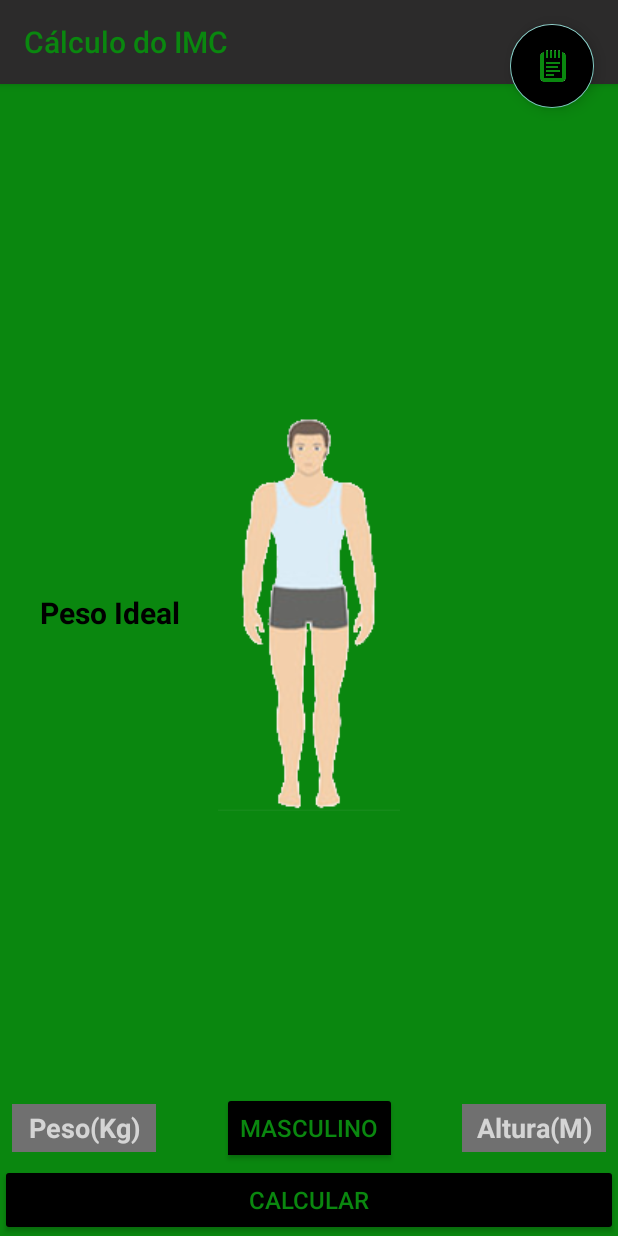
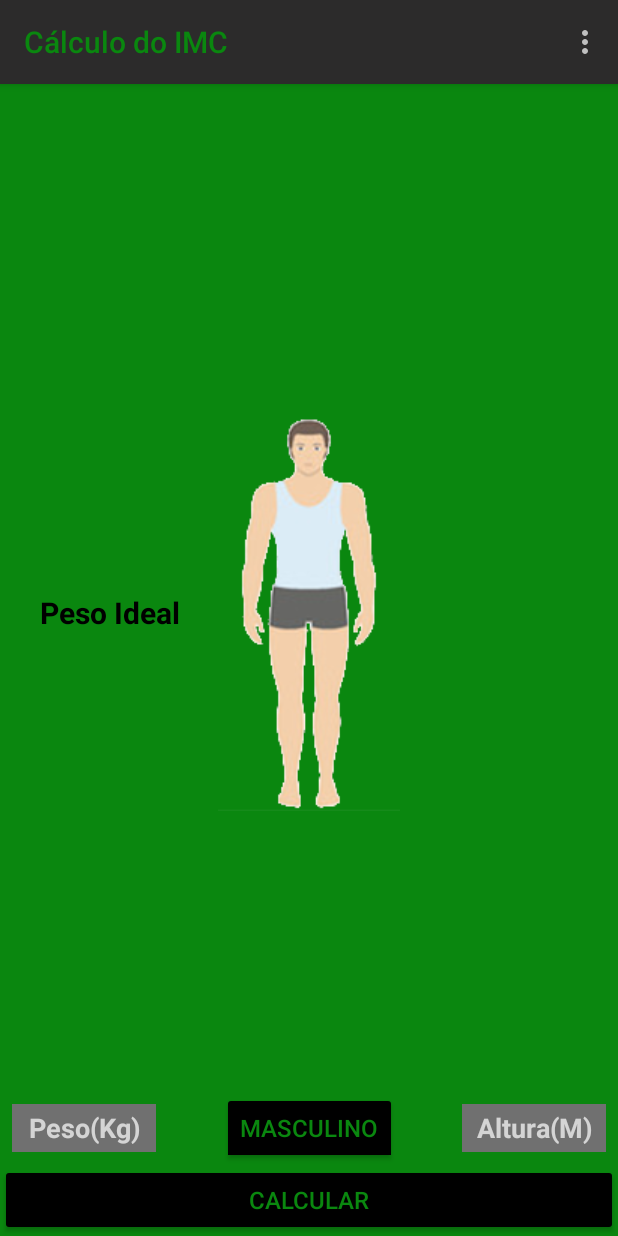
Before and after one commit to brsan7/IMC_kotlin_OLD, an Android app: the screen it shows after launch (MainActivity), after a tap on "CALCULAR", on a phone screen of 412 x 824 dp. Run offline under Robolectric (Android 15) with nearby library versions, the phone set to English and light mode, and no system bars; 3 other taps on this screen came first.

Commit message:
adicionado menu e a persistência do último registro no SharedPreferences

```diff
--- a/IMC/app/build.gradle
+++ b/IMC/app/build.gradle
@@ -40,6 +40,7 @@ dependencies {
     implementation 'androidx.appcompat:appcompat:1.2.0'
     implementation 'com.google.android.material:material:1.3.0'
     implementation 'androidx.constraintlayout:constraintlayout:2.0.4'
+    implementation 'com.google.code.gson:gson:2.8.6'
     testImplementation 'junit:junit:4.+'
     androidTestImplementation 'androidx.test.ext:junit:1.1.2'
     androidTestImplementation 'androidx.test.espresso:espresso-core:3.3.0'
--- a/IMC/app/src/main/AndroidManifest.xml
+++ b/IMC/app/src/main/AndroidManifest.xml
@@ -10,8 +10,6 @@
         android:roundIcon="@drawable/logo_imc"
         android:supportsRtl="true"
         android:theme="@style/Theme.Design.NoActionBar">
-        <activity android:name=".HistoricoEditActivity"></activity>
-        <activity android:name=".HistoricoActivity" />
         <activity android:name=".MainActivity">
             <intent-filter>
                 <action android:name="android.intent.action.MAIN" />
@@ -19,6 +17,9 @@
                 <category android:name="android.intent.category.LAUNCHER" />
             </intent-filter>
         </activity>
+        <activity android:name=".HistoricoActivity" />
+        <activity android:name=".HistoricoEditActivity" />
+
     </application>
 
 </manifest>
--- a/IMC/app/src/main/java/com/brsan7/imc/HistoricoEditActivity.kt
+++ b/IMC/app/src/main/java/com/brsan7/imc/HistoricoEditActivity.kt
@@ -31,7 +31,7 @@ class HistoricoEditActivity : BaseActivity() {
         pbHistoricoEdit.visibility = View.VISIBLE
         Thread(Runnable {
             Thread.sleep(500)//retorno visual de acesso e alteração no Banco de Dados
-            var lista = HistoricoApplication.instance.helperDB?.buscarRegistros("$idHistorico",true) ?: return@Runnable
+            var lista = HistoricoApplication.instance.helperDB?.buscarRegistros("$idHistorico",false) ?: return@Runnable
             var itemHist = lista.getOrNull(0) ?: return@Runnable
             runOnUiThread {
                 tvDataEdit.setText(itemHist.data)
--- a/IMC/app/src/main/java/com/brsan7/imc/MainActivity.kt
+++ b/IMC/app/src/main/java/com/brsan7/imc/MainActivity.kt
@@ -1,13 +1,21 @@
 package com.brsan7.imc
 
+import android.content.Context
 import android.content.Intent
+import android.content.SharedPreferences
 import android.os.Bundle
+import android.view.Menu
+import android.view.MenuInflater
+import android.view.MenuItem
 import android.view.View
 import android.widget.Toast
+import androidx.core.content.edit
 import com.brsan7.imc.R.layout
 import com.brsan7.imc.R.string
 import com.brsan7.imc.application.HistoricoApplication
 import com.brsan7.imc.model.HistoricoVO
+import com.google.gson.Gson
+import com.google.gson.reflect.TypeToken
 import kotlinx.android.synthetic.main.activity_main.*
 import java.text.DecimalFormat
 import java.text.SimpleDateFormat
@@ -21,15 +29,57 @@ class MainActivity : BaseActivity() {
         setupToolBar(toolBar, getString(string.mainTitulo), false)
         setListeners()
         setUltimoRegistro()
+
+    }
+
+    override fun onCreateOptionsMenu(menu: Menu?): Boolean {
+        val inflater: MenuInflater = menuInflater
+        inflater.inflate(R.menu.menu_main, menu)
+        return true
+    }
+
+    override fun onOptionsItemSelected(item: MenuItem): Boolean {
+        return when (item.itemId){
+            R.id.menuHistorico ->{
+                val intent = Intent(this, HistoricoActivity::class.java)
+                startActivity(intent)
+                true
+            }
+            else -> super.onOptionsItemSelected(item)
+        }
+    }
+    private fun fetchtUltimoRegistro(ultimoReg: HistoricoVO){
+        getInstanceSharedPreferences().edit(){
+            putString("ultimoReg",Gson().toJson(ultimoReg))
+        }
+    }
+
+    private fun getInstanceSharedPreferences() : SharedPreferences{
+        return getSharedPreferences("com.brsan7.imc.ULTIMO_REGISTRO", Context.MODE_PRIVATE)
+    }
+
+    private fun getSharedUltimoRegistro() : HistoricoVO{
+        val defHist = HistoricoVO(
+                        id = 0,
+                        data = "",
+                        peso = "",
+                        altura = "",
+                        genero = "Masculino",
+                        observacao = ""
+                )
+
+        val ultimoItemRegGson = getInstanceSharedPreferences().getString("ultimoReg",Gson().toJson(defHist))
+        val convTipo = object : TypeToken<HistoricoVO>(){}.type
+        return Gson().fromJson(ultimoItemRegGson,convTipo)
     }
 
     private fun setUltimoRegistro(){
-        var lista = HistoricoApplication.instance.helperDB?.buscarRegistros("", false)
-        var itemHist = lista?.let { lista.getOrNull(it.lastIndex) } ?: return
-        etPeso.setText(itemHist.peso)
-        etAltura.setText(itemHist.altura)
-        seletorGen.setText(itemHist.genero)
-        selecionaGenero()
+        val ultimoItemReg:HistoricoVO = getSharedUltimoRegistro()
+        etPeso.setText(ultimoItemReg.peso)
+        etAltura.setText(ultimoItemReg.altura)
+        if(ultimoItemReg.genero=="Feminino") {
+            seletorGen.performClick()
+        }
     }
 
     private fun setListeners(){
@@ -39,7 +89,6 @@ class MainActivity : BaseActivity() {
         seletorGen.setOnClickListener {
             selecionaGenero()
         }
-        fab.setOnClickListener { onClickAdd() }
     }
 
     private fun selecionaGenero(){
@@ -50,15 +99,10 @@ class MainActivity : BaseActivity() {
         resultadoTv.text = ""
     }
 
-    private fun onClickAdd(){
-        val intent = Intent(this, HistoricoActivity::class.java)
-        startActivity(intent)
-    }
-
     private fun calcularImc(pesoIn: String, alturaIn: String){
-        var peso = pesoIn.toFloatOrNull()
-        var altura = alturaIn.toFloatOrNull()
-        var formatar = DecimalFormat("0.##")
+        val peso = pesoIn.toFloatOrNull()
+        val altura = alturaIn.toFloatOrNull()
+        val formatar = DecimalFormat("0.##")
 
         if (peso!=null && altura!=null) {
             val imc = peso / (altura * altura)
@@ -120,12 +164,9 @@ class MainActivity : BaseActivity() {
                     else{imagemResult.setImageResource(R.drawable.m5)}
                 }
             }
-        }
-        else{
-            Toast.makeText(this, getString(string.msgToast), Toast.LENGTH_SHORT).show()}
 
             val date = Calendar.getInstance().time
-        var dateTimeFormat = SimpleDateFormat("d/M/yyyy_HH:mm:ss", Locale.getDefault())
+            val dateTimeFormat = SimpleDateFormat("d/M/yyyy_HH:mm:ss", Locale.getDefault())
             val itemHist = HistoricoVO(
                     data = dateTimeFormat.format(date),
                     peso = pesoIn,
@@ -141,5 +182,9 @@ class MainActivity : BaseActivity() {
                     pbMain.visibility = View.GONE
                 }
             }).start()
+            fetchtUltimoRegistro(itemHist)
+        }
+        else{
+            Toast.makeText(this, getString(string.msgToast), Toast.LENGTH_SHORT).show()}
     }
 }
--- a/IMC/app/src/main/java/com/brsan7/imc/helper/HelperDB.kt
+++ b/IMC/app/src/main/java/com/brsan7/imc/helper/HelperDB.kt
@@ -51,9 +51,9 @@ class HelperDB (
         var lista = mutableListOf<HistoricoVO>()
         val sql:String
         if(isBuscaPorData){
-            sql = "SELECT * FROM $TABLE_NAME"
+            sql = "SELECT * FROM $TABLE_NAME WHERE $COLUMNS_DATA LIKE '%$busca%'"
         }else{
-            sql = "SELECT * FROM $TABLE_NAME WHERE $COLUMNS_DATA LIKE '%$busca%'"
+            sql = "SELECT * FROM $TABLE_NAME WHERE $COLUMNS_ID LIKE '%$busca%'"
         }
         var cursor = db.rawQuery(sql, arrayOf())
         if (cursor == null){
--- a/IMC/app/src/main/res/layout/activity_main.xml
+++ b/IMC/app/src/main/res/layout/activity_main.xml
@@ -22,18 +22,6 @@
             android:layout_height="wrap_content"
             app:layout_constraintStart_toStartOf="parent"
             app:layout_constraintTop_toTopOf="parent"/>
-
-
-        <com.google.android.material.floatingactionbutton.FloatingActionButton
-            android:id="@+id/fab"
-            android:layout_width="wrap_content"
-            android:layout_height="wrap_content"
-            android:layout_gravity="bottom|right"
-            android:layout_margin="16dp"
-            android:src="@drawable/historico"
-            android:backgroundTint="@color/black"
-            app:layout_constraintEnd_toEndOf="@+id/toolBar"
-            app:layout_constraintTop_toTopOf="parent" />
 
         <TextView
             android:id="@+id/resultadoTv"
--- /dev/null
+++ b/IMC/app/src/main/res/menu/menu_busca.xml
@@ -0,0 +1,5 @@
+<?xml version="1.0" encoding="utf-8"?>
+<menu xmlns:android="http://schemas.android.com/apk/res/android">
+<item android:id="@+id/menuFiltro"
+    android:title="Filtrar"/>
+</menu>
--- /dev/null
+++ b/IMC/app/src/main/res/menu/menu_main.xml
@@ -0,0 +1,5 @@
+<?xml version="1.0" encoding="utf-8"?>
+<menu xmlns:android="http://schemas.android.com/apk/res/android">
+<item android:id="@+id/menuHistorico"
+    android:title="Historico"/>
+</menu>
```
Also changed, not shown: IMC/app/src/main/java/com/brsan7/imc/HistoricoActivity.kt (+25 -2 lines). Lines whose indentation alone changed are shown as unchanged.
